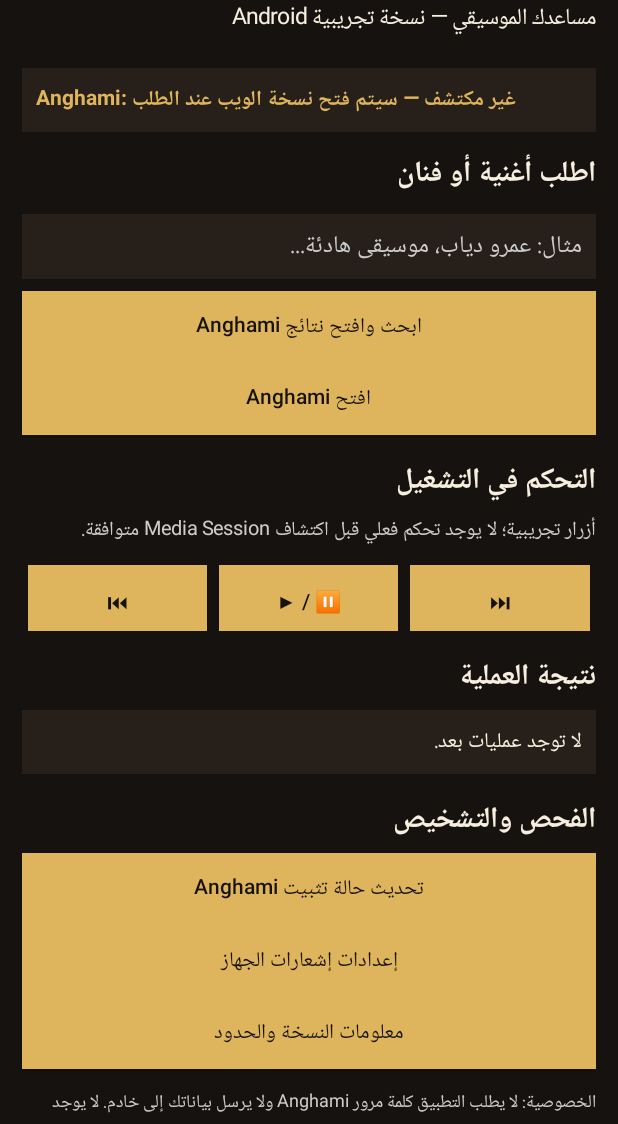
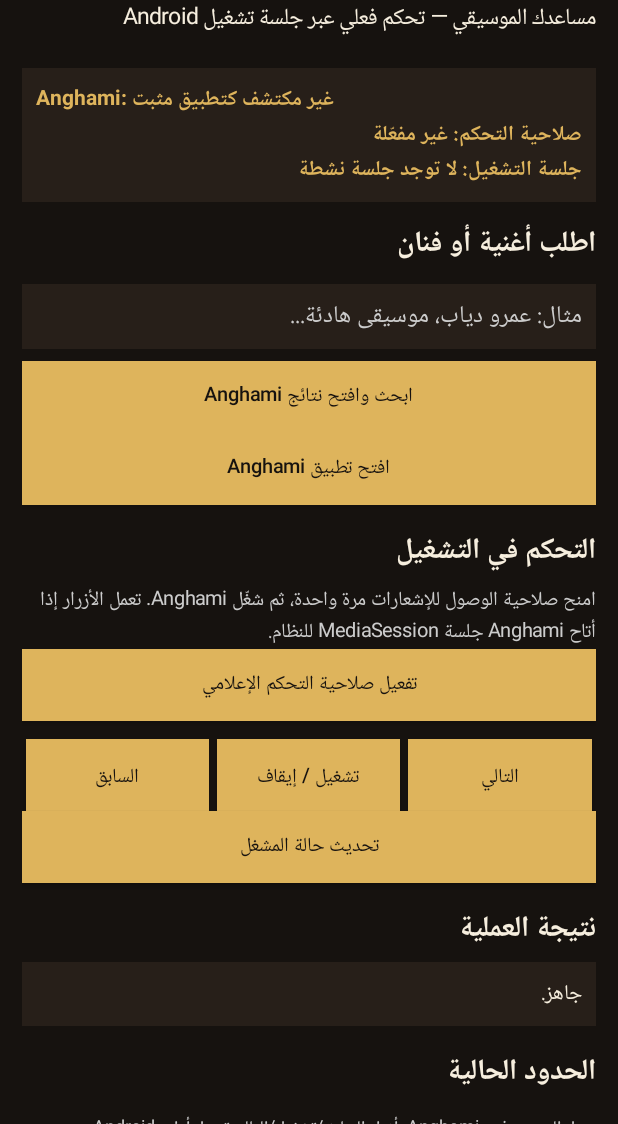
Before and after one commit to hadotacafe/Anghami-AI-Bridge, an Android app: the screen it shows after launch (MainActivity), on a phone screen of 412 x 824 dp, the part 112-1236 px from its top. Run offline under Robolectric (Android 15) with nearby library versions, the phone set to English and light mode, and no system bars.

Commit message:
Implement Android media session playback controls

```diff
--- a/app/src/main/java/com/hadota/anghamiaibridge/MainActivity.kt
+++ b/app/src/main/java/com/hadota/anghamiaibridge/MainActivity.kt
@@ -2,16 +2,20 @@ package com.hadota.anghamiaibridge
 
 import android.app.Activity
 import android.content.ActivityNotFoundException
+import android.content.ComponentName
+import android.content.Context
 import android.content.Intent
+import android.media.session.MediaController
+import android.media.session.MediaSessionManager
 import android.net.Uri
 import android.os.Bundle
 import android.provider.Settings
+import android.provider.Settings.Secure
 import android.widget.*
 import android.graphics.Color
 import android.graphics.Typeface
 import android.view.Gravity
 import android.view.View
-import android.view.ViewGroup
 
 class MainActivity : Activity() {
     private val bg = Color.rgb(22,18,15)
@@ -23,6 +27,7 @@ class MainActivity : Activity() {
     private lateinit var query: EditText
 
     override fun onCreate(savedInstanceState: Bundle?) { super.onCreate(savedInstanceState); render() }
+    override fun onResume() { super.onResume(); if (::status.isInitialized) updateStatus() }
 
     private fun render() {
         val scroll = ScrollView(this).apply { setBackgroundColor(bg) }
@@ -30,7 +35,7 @@ class MainActivity : Activity() {
         scroll.addView(root); setContentView(scroll)
         root.addView(text("ANGHAMI  ×  CHATGPT",13,gold,true))
         root.addView(text("Anghami AI Bridge",28,cream,true))
-        root.addView(text("مساعدك الموسيقي — نسخة تجريبية Android",15,cream,false))
+        root.addView(text("مساعدك الموسيقي — تحكم فعلي عبر جلسة تشغيل Android",15,cream,false))
         status=text("",14,gold,true).apply { setPadding(14,14,14,14); setBackgroundColor(panel) }
         root.addView(status, margin(0,20,0,12)); updateStatus()
         root.addView(text("اطلب أغنية أو فنان",19,cream,true))
@@ -39,33 +44,75 @@ class MainActivity : Activity() {
         root.addView(button("ابحث وافتح نتائج Anghami") {
             val q=query.text.toString().trim()
             if(q.isEmpty()) toast("اكتب اسم أغنية أو فنان أولاً") else {
-                result.text="سيتم فتح بحث Anghami عن: $q\nالبحث يعتمد على دعم الموقع للرابط."
+                result.text="تم فتح بحث Anghami عن: $q"
                 openUrl("https://www.anghami.com/search/"+Uri.encode(q))
             }
         })
-        root.addView(button("افتح Anghami") { openUrl("https://www.anghami.com/") })
+        root.addView(button("افتح تطبيق Anghami") { openAnghami() })
         root.addView(text("التحكم في التشغيل",19,cream,true).apply { setPadding(0,22,0,8) })
-        root.addView(text("أزرار تجريبية؛ لا يوجد تحكم فعلي قبل اكتشاف Media Session متوافقة.",13,Color.LTGRAY,false))
+        root.addView(text("امنح صلاحية الوصول للإشعارات مرة واحدة، ثم شغّل Anghami. تعمل الأزرار إذا أتاح Anghami جلسة MediaSession للنظام.",13,Color.LTGRAY,false))
+        root.addView(button("تفعيل صلاحية التحكم الإعلامي") { startActivity(Intent(Settings.ACTION_NOTIFICATION_LISTENER_SETTINGS)) })
         val controls=LinearLayout(this).apply { orientation=LinearLayout.HORIZONTAL; gravity=Gravity.CENTER }
-        listOf("⏮","▶ / ⏸","⏭").forEach { label -> controls.addView(button(label){toast("التحكم غير متاح بعد: لم يتم اكتشاف جلسة تشغيل متوافقة.")},LinearLayout.LayoutParams(0,dp(48),1f).apply{setMargins(dp(4),dp(8),dp(4),0)}) }
+        listOf("السابق","تشغيل / إيقاف","التالي").forEachIndexed { index, label ->
+            controls.addView(button(label) {
+                when(index) { 0 -> sendMediaCommand { it.transportControls.skipToPrevious() }; 1 -> togglePlayback(); 2 -> sendMediaCommand { it.transportControls.skipToNext() } }
+            },LinearLayout.LayoutParams(0,dp(52),1f).apply{setMargins(dp(3),dp(8),dp(3),0)})
+        }
         root.addView(controls)
+        root.addView(button("تحديث حالة المشغل") { updateStatus() })
         root.addView(text("نتيجة العملية",19,cream,true).apply{setPadding(0,22,0,8)})
-        result=text("لا توجد عمليات بعد.",14,cream,false).apply{setPadding(14,14,14,14);setBackgroundColor(panel)}
+        result=text("جاهز.",14,cream,false).apply{setPadding(14,14,14,14);setBackgroundColor(panel)}
         root.addView(result)
-        root.addView(text("الفحص والتشخيص",19,cream,true).apply{setPadding(0,22,0,8)})
-        root.addView(button("تحديث حالة تثبيت Anghami"){updateStatus()})
-        root.addView(button("إعدادات إشعارات الجهاز"){startActivity(Intent(Settings.ACTION_NOTIFICATION_LISTENER_SETTINGS))})
-        root.addView(button("معلومات النسخة والحدود"){result.text="Beta 0.1.0\nيعمل: فتح Anghami وفتح رابط البحث.\nغير متاح بعد: OpenAI API والتحكم المباشر وإدارة قوائم الحساب.\nلا تدخل كلمة مرور Anghami هنا."})
-        root.addView(text("الخصوصية: لا يطلب التطبيق كلمة مرور Anghami ولا يرسل بياناتك إلى خادم. لا يوجد اتصال فعلي بـ OpenAI في هذه النسخة.",12,Color.LTGRAY,false).apply{setPadding(0,18,0,4)})
+        root.addView(text("الحدود الحالية",19,cream,true).apply{setPadding(0,22,0,8)})
+        root.addView(text("يعمل البحث وفتح Anghami. أزرار السابق/تشغيل/التالي ترسل أوامر Android MediaSession عند توفر جلسة متوافقة. لا يوجد اتصال فعلي بـ ChatGPT API حتى الآن.",12,Color.LTGRAY,false).apply{setPadding(0,8,0,4)})
+    }
+
+    private fun hasListenerPermission(): Boolean {
+        val enabled = Secure.getString(contentResolver, "enabled_notification_listeners") ?: return false
+        return enabled.contains(ComponentName(this, BridgeNotificationListener::class.java).flattenToString())
+    }
+
+    private fun activeController(): MediaController? {
+        if (!hasListenerPermission()) return null
+        return try {
+            val manager = getSystemService(Context.MEDIA_SESSION_SERVICE) as MediaSessionManager
+            val sessions = manager.getActiveSessions(ComponentName(this, BridgeNotificationListener::class.java))
+            sessions.firstOrNull { it.packageName.contains("anghami", ignoreCase=true) }
+                ?: sessions.firstOrNull()
+        } catch (_: SecurityException) { null } catch (_: Exception) { null }
+    }
+
+    private fun sendMediaCommand(command: (MediaController) -> Unit) {
+        val controller = activeController()
+        if (controller == null) {
+            result.text = if (!hasListenerPermission()) "فعّل صلاحية التحكم الإعلامي أولاً، ثم ارجع للتطبيق." else "لم يتم العثور على جلسة تشغيل نشطة. افتح Anghami وشغّل أغنية أولاً."
+            return
+        }
+        try { command(controller); result.text = "تم إرسال الأمر إلى المشغل: " + controller.packageName }
+        catch (_: Exception) { result.text = "تعذر إرسال الأمر إلى جلسة التشغيل الحالية." }
+    }
+
+    private fun togglePlayback() = sendMediaCommand { controller ->
+        val state = controller.playbackState?.state
+        if (state == android.media.session.PlaybackState.STATE_PLAYING || state == android.media.session.PlaybackState.STATE_BUFFERING)
+            controller.transportControls.pause()
+        else controller.transportControls.play()
     }
 
     private fun updateStatus() {
         val installed=try { packageManager.getPackageInfo("com.anghami",0); true } catch(_:Exception){false}
-        status.text="Anghami: "+if(installed) "موجود على الجهاز ✓" else "غير مكتشف — سيتم فتح نسخة الويب عند الطلب"
+        val session = activeController()
+        status.text = "Anghami: " + if(installed) "موجود على الجهاز ✓" else "غير مكتشف كتطبيق مثبت"
+        status.append("\nصلاحية التحكم: " + if(hasListenerPermission()) "مفعّلة ✓" else "غير مفعّلة")
+        status.append("\nجلسة التشغيل: " + (session?.packageName ?: "لا توجد جلسة نشطة"))
+    }
+    private fun openAnghami() {
+        val launch = packageManager.getLaunchIntentForPackage("com.anghami")
+        if (launch != null) startActivity(launch) else openUrl("https://www.anghami.com/")
     }
     private fun openUrl(url:String){ try{startActivity(Intent(Intent.ACTION_VIEW,Uri.parse(url)))}catch(_:ActivityNotFoundException){toast("تعذر فتح الرابط")}}
     private fun text(v:String,s:Int,c:Int,b:Boolean)=TextView(this).apply{text=v;textSize=s.toFloat();setTextColor(c);if(b)setTypeface(typeface,Typeface.BOLD);textDirection=View.TEXT_DIRECTION_FIRST_STRONG}
-    private fun button(v:String,a:()->Unit)=Button(this).apply{text=v;textSize=14f;setTextColor(bg);setBackgroundColor(gold);isAllCaps=false;setOnClickListener{a()}}
+    private fun button(v:String,a:()->Unit)=Button(this).apply{text=v;textSize=13f;setTextColor(bg);setBackgroundColor(gold);isAllCaps=false;setOnClickListener{a()}}
     private fun margin(l:Int,t:Int,r:Int,b:Int)=LinearLayout.LayoutParams(-1,-2).apply{setMargins(dp(l),dp(t),dp(r),dp(b))}
     private fun dp(v:Int)=(v*resources.displayMetrics.density).toInt()
     private fun toast(v:String)=Toast.makeText(this,v,Toast.LENGTH_LONG).show()
```
